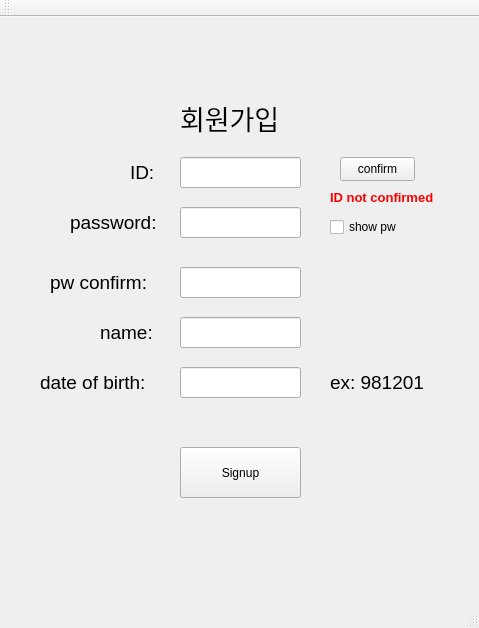
Before: the Qt Designer form Library_project/signupClass.ui in kyungwon0220/SBJ, drawn with Qt 5.
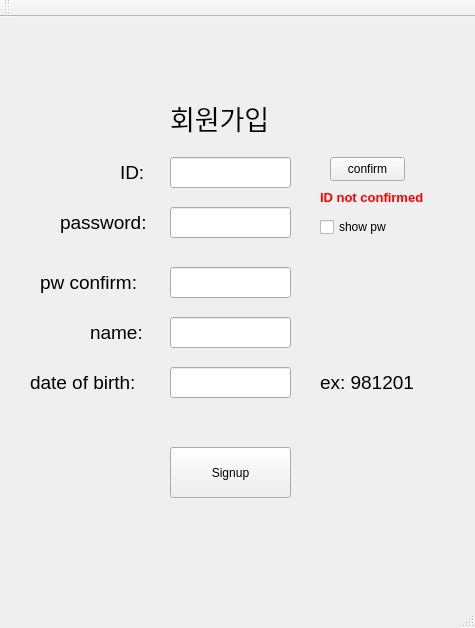
After: the same form once the commit is applied.

```diff
--- a/Library_project/signupClass.ui
+++ b/Library_project/signupClass.ui
@@ -6,7 +6,7 @@
    <rect>
     <x>0</x>
     <y>0</y>
-    <width>479</width>
+    <width>475</width>
     <height>628</height>
    </rect>
   </property>
@@ -14,23 +14,36 @@
    <string>signupClass</string>
   </property>
   <widget class="QWidget" name="centralWidget">
-   <widget class="QLineEdit" name="lineEdit_6">
+   <widget class="QCheckBox" name="checkBox">
     <property name="geometry">
      <rect>
-      <x>180</x>
-      <y>250</y>
-      <width>121</width>
-      <height>31</height>
+      <x>320</x>
+      <y>200</y>
+      <width>111</width>
+      <height>20</height>
      </rect>
     </property>
-    <property name="echoMode">
-     <enum>QLineEdit::Password</enum>
+    <property name="text">
+     <string>show pw</string>
+    </property>
+   </widget>
+   <widget class="QPushButton" name="pushButton_2">
+    <property name="geometry">
+     <rect>
+      <x>330</x>
+      <y>140</y>
+      <width>75</width>
+      <height>24</height>
+     </rect>
+    </property>
+    <property name="text">
+     <string>confirm</string>
     </property>
    </widget>
    <widget class="QPushButton" name="pushButton">
     <property name="geometry">
      <rect>
-      <x>180</x>
+      <x>170</x>
       <y>430</y>
       <width>121</width>
       <height>51</height>
@@ -40,41 +53,10 @@
      <string>Signup</string>
     </property>
    </widget>
-   <widget class="QLabel" name="label">
-    <property name="geometry">
-     <rect>
-      <x>180</x>
-      <y>80</y>
-      <width>111</width>
-      <height>41</height>
-     </rect>
-    </property>
-    <property name="font">
-     <font>
-      <pointsize>20</pointsize>
-     </font>
-    </property>
-    <property name="text">
-     <string>회원가입</string>
-    </property>
-   </widget>
-   <widget class="QLineEdit" name="lineEdit_5">
-    <property name="geometry">
-     <rect>
-      <x>180</x>
-      <y>190</y>
-      <width>121</width>
-      <height>31</height>
-     </rect>
-    </property>
-    <property name="echoMode">
-     <enum>QLineEdit::Password</enum>
-    </property>
-   </widget>
    <widget class="QLineEdit" name="lineEdit_4">
     <property name="geometry">
      <rect>
-      <x>180</x>
+      <x>170</x>
       <y>140</y>
       <width>121</width>
       <height>31</height>
@@ -84,7 +66,7 @@
    <widget class="QLabel" name="label_2">
     <property name="geometry">
      <rect>
-      <x>130</x>
+      <x>120</x>
       <y>140</y>
       <width>31</width>
       <height>31</height>
@@ -99,46 +81,23 @@
      <string>ID:</string>
     </property>
    </widget>
-   <widget class="QLabel" name="label_4">
+   <widget class="QLineEdit" name="lineEdit_6">
     <property name="geometry">
      <rect>
-      <x>50</x>
+      <x>170</x>
       <y>250</y>
-      <width>111</width>
+      <width>121</width>
       <height>31</height>
      </rect>
     </property>
-    <property name="font">
-     <font>
-      <pointsize>14</pointsize>
-     </font>
-    </property>
-    <property name="text">
-     <string>pw confirm:</string>
-    </property>
-   </widget>
-   <widget class="QLabel" name="label_5">
-    <property name="geometry">
-     <rect>
-      <x>70</x>
-      <y>190</y>
-      <width>111</width>
-      <height>31</height>
-     </rect>
-    </property>
-    <property name="font">
-     <font>
-      <pointsize>14</pointsize>
-     </font>
-    </property>
-    <property name="text">
-     <string>password:</string>
+    <property name="echoMode">
+     <enum>QLineEdit::Password</enum>
     </property>
    </widget>
    <widget class="QLabel" name="label_6">
     <property name="geometry">
      <rect>
-      <x>100</x>
+      <x>90</x>
       <y>300</y>
       <width>51</width>
       <height>31</height>
@@ -153,48 +112,10 @@
      <string>name:</string>
     </property>
    </widget>
-   <widget class="QLineEdit" name="lineEdit_7">
-    <property name="geometry">
-     <rect>
-      <x>180</x>
-      <y>300</y>
-      <width>121</width>
-      <height>31</height>
-     </rect>
-    </property>
-   </widget>
-   <widget class="QLineEdit" name="lineEdit_8">
-    <property name="geometry">
-     <rect>
-      <x>180</x>
-      <y>350</y>
-      <width>121</width>
-      <height>31</height>
-     </rect>
-    </property>
-   </widget>
-   <widget class="QLabel" name="label_7">
-    <property name="geometry">
-     <rect>
-      <x>40</x>
-      <y>350</y>
-      <width>121</width>
-      <height>31</height>
-     </rect>
-    </property>
-    <property name="font">
-     <font>
-      <pointsize>14</pointsize>
-     </font>
-    </property>
-    <property name="text">
-     <string>date of birth:</string>
-    </property>
-   </widget>
    <widget class="QLabel" name="label_8">
     <property name="geometry">
      <rect>
-      <x>330</x>
+      <x>320</x>
       <y>350</y>
       <width>111</width>
       <height>31</height>
@@ -209,23 +130,38 @@
      <string>ex: 981201</string>
     </property>
    </widget>
-   <widget class="QPushButton" name="pushButton_2">
+   <widget class="QLineEdit" name="lineEdit_7">
     <property name="geometry">
      <rect>
-      <x>340</x>
-      <y>140</y>
-      <width>75</width>
-      <height>24</height>
+      <x>170</x>
+      <y>300</y>
+      <width>121</width>
+      <height>31</height>
      </rect>
+    </property>
+   </widget>
+   <widget class="QLabel" name="label">
+    <property name="geometry">
+     <rect>
+      <x>170</x>
+      <y>80</y>
+      <width>111</width>
+      <height>41</height>
+     </rect>
+    </property>
+    <property name="font">
+     <font>
+      <pointsize>20</pointsize>
+     </font>
     </property>
     <property name="text">
-     <string>confirm</string>
+     <string>회원가입</string>
     </property>
    </widget>
    <widget class="QLabel" name="label_3">
     <property name="geometry">
      <rect>
-      <x>330</x>
+      <x>320</x>
       <y>170</y>
       <width>111</width>
       <height>21</height>
@@ -235,17 +171,81 @@
      <string>&lt;html&gt;&lt;head/&gt;&lt;body&gt;&lt;p&gt;&lt;span style=&quot; font-size:10pt; font-weight:700; color:#ff0000;&quot;&gt;ID not confirmed&lt;/span&gt;&lt;/p&gt;&lt;/body&gt;&lt;/html&gt;</string>
     </property>
    </widget>
-   <widget class="QCheckBox" name="checkBox">
+   <widget class="QLineEdit" name="lineEdit_5">
     <property name="geometry">
      <rect>
-      <x>330</x>
-      <y>200</y>
+      <x>170</x>
+      <y>190</y>
+      <width>121</width>
+      <height>31</height>
+     </rect>
+    </property>
+    <property name="echoMode">
+     <enum>QLineEdit::Password</enum>
+    </property>
+   </widget>
+   <widget class="QLineEdit" name="lineEdit_8">
+    <property name="geometry">
+     <rect>
+      <x>170</x>
+      <y>350</y>
+      <width>121</width>
+      <height>31</height>
+     </rect>
+    </property>
+   </widget>
+   <widget class="QLabel" name="label_7">
+    <property name="geometry">
+     <rect>
+      <x>30</x>
+      <y>350</y>
+      <width>121</width>
+      <height>31</height>
+     </rect>
+    </property>
+    <property name="font">
+     <font>
+      <pointsize>14</pointsize>
+     </font>
+    </property>
+    <property name="text">
+     <string>date of birth:</string>
+    </property>
+   </widget>
+   <widget class="QLabel" name="label_5">
+    <property name="geometry">
+     <rect>
+      <x>60</x>
+      <y>190</y>
       <width>111</width>
-      <height>20</height>
+      <height>31</height>
      </rect>
     </property>
+    <property name="font">
+     <font>
+      <pointsize>14</pointsize>
+     </font>
+    </property>
     <property name="text">
-     <string>show pw</string>
+     <string>password:</string>
+    </property>
+   </widget>
+   <widget class="QLabel" name="label_4">
+    <property name="geometry">
+     <rect>
+      <x>40</x>
+      <y>250</y>
+      <width>111</width>
+      <height>31</height>
+     </rect>
+    </property>
+    <property name="font">
+     <font>
+      <pointsize>14</pointsize>
+     </font>
+    </property>
+    <property name="text">
+     <string>pw confirm:</string>
     </property>
    </widget>
   </widget>
@@ -254,7 +254,7 @@
     <rect>
      <x>0</x>
      <y>0</y>
-     <width>479</width>
+     <width>475</width>
      <height>22</height>
     </rect>
    </property>
```
Left out of the diff: 65 changed lines with no effect on the pictures.
